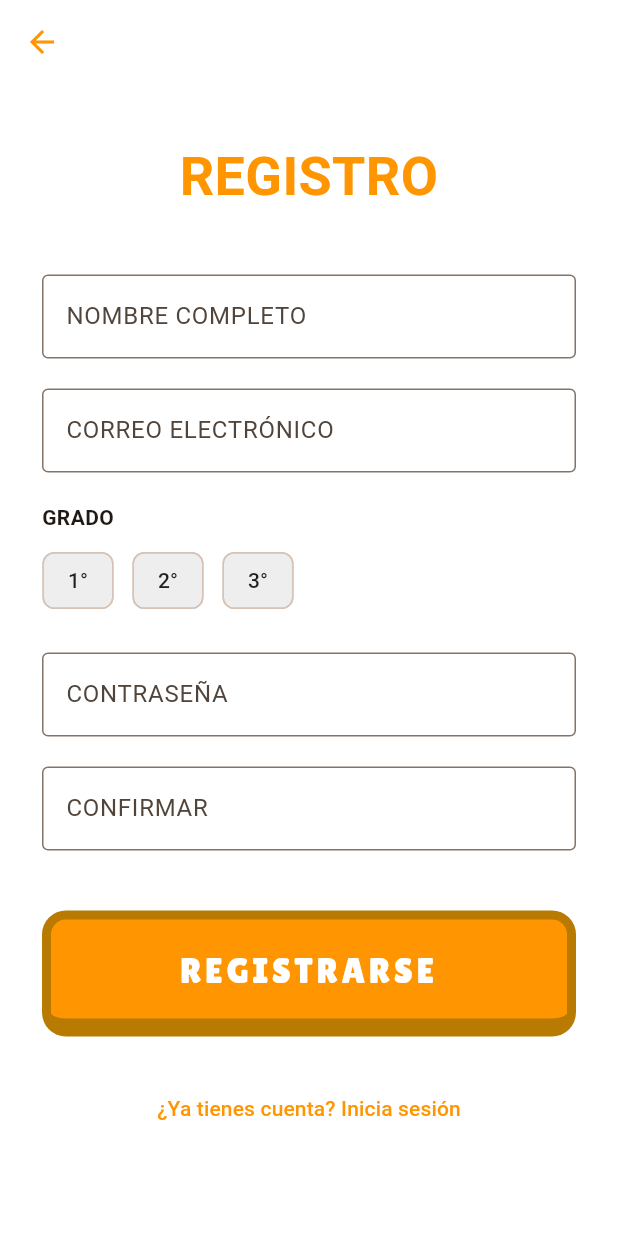
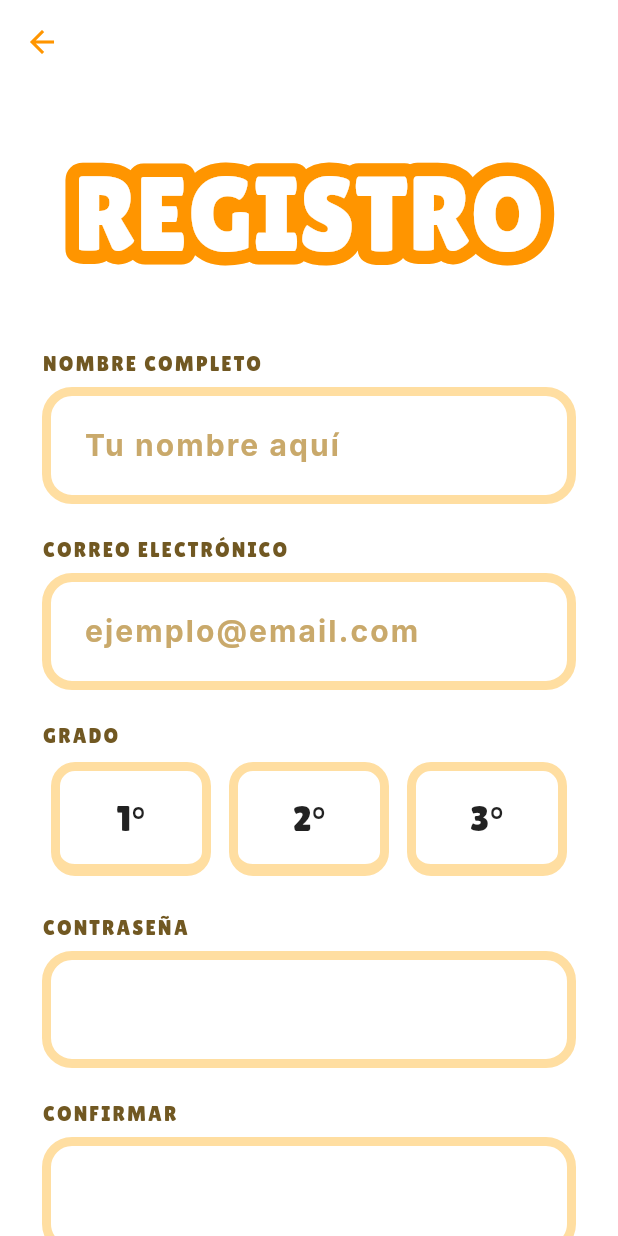
Before and after one commit to Lakypayiui/TT1, a Flutter app: the screen it shows after launch, after a tap on "REGISTRARSE", on a phone screen of 412 x 824 dp. Run offline on Flutter 3.47's test engine with Material 3 defaults, Android fonts, the phone set to English and light mode, and no system bars; our stand-ins replace flutter_markdown, google_fonts, lottie; missing offline and left inert: llamadart.

Commit message:
add custom widgets for registration and welcome screens, enhance button interactions, and improve text form fields

```diff
--- a/chat_v1/lib/screens/register_screen.dart
+++ b/chat_v1/lib/screens/register_screen.dart
@@ -1,4 +1,8 @@
+import 'package:chat_v1/widgets/custom_choice_chip.dart';
+import 'package:chat_v1/widgets/custom_stroked_text.dart';
+import 'package:chat_v1/widgets/custom_text_form_field.dart';
 import 'package:flutter/material.dart';
+import 'package:google_fonts/google_fonts.dart';
 import '../widgets/custom_orange_button.dart';
 
 class RegisterScreen extends StatefulWidget {
@@ -39,89 +43,78 @@ class _RegisterScreenState extends State<RegisterScreen> {
             crossAxisAlignment: CrossAxisAlignment.stretch,
             children: [
               const SizedBox(height: 20),
-              const Text(
-                "REGISTRO",
+              CustomStrokedText(
+                text: "REGISTRO",
+                fontSize: 70,              // puedes bajarlo a 60–65 si se ve muy grande
+                strokeColor: const Color(0xFFFF9500),
+                strokeWidth: 18,           // 16–22 suele verse bien con Lilita One
+                fillColor: Colors.white,
                 textAlign: TextAlign.center,
-                style: TextStyle(
-                  fontSize: 36,
-                  fontWeight: FontWeight.bold,
-                  color: Color(0xFFFF9500),
-                ),
               ),
               const SizedBox(height: 40),
-
-              TextFormField(
+              CustomTextFormField(
                 controller: _nameCtrl,
-                decoration: const InputDecoration(
-                  labelText: "NOMBRE COMPLETO",
-                  hintText: "Tu nombre aquí",
-                  border: OutlineInputBorder(),
-                ),
+                labelText: "Nombre completo",
+                hintText: "Tu nombre aquí",
                 textCapitalization: TextCapitalization.words,
                 validator: (v) => v?.trim().isEmpty ?? true ? "Campo requerido" : null,
               ),
               const SizedBox(height: 20),
 
-              TextFormField(
+              CustomTextFormField(
                 controller: _emailCtrl,
-                decoration: const InputDecoration(
-                  labelText: "CORREO ELECTRÓNICO",
-                  hintText: "ejemplo@email.com",
-                  border: OutlineInputBorder(),
-                ),
+                labelText: "Correo electrónico",
+                hintText: "ejemplo@email.com",
                 keyboardType: TextInputType.emailAddress,
                 validator: (v) {
                   if (v == null || v.isEmpty) return "Campo requerido";
-                  if (!RegExp(r'^[^@]+@[^@]+\.[^@]+').hasMatch(v)) {
-                    return "Correo inválido";
-                  }
+                  if (!RegExp(r'^[^@]+@[^@]+\.[^@]+').hasMatch(v)) return "Correo inválido";
                   return null;
                 },
               ),
               const SizedBox(height: 20),
 
-              const Text("GRADO", style: TextStyle(fontWeight: FontWeight.w600)),
+              Text(
+                "GRADO",
+                style: GoogleFonts.lilitaOne(
+                  fontWeight: FontWeight.normal,
+                  color: const Color(0xFF715822),
+                  fontSize: 14,
+                  letterSpacing: 1.4,
+                ),
+              ),
               const SizedBox(height: 8),
-              Wrap(
-                spacing: 12,
+              Row(
                 children: ["1°", "2°", "3°"].map((grado) {
-                  return ChoiceChip(
-                    label: Text(grado),
-                    selected: _selectedGrade == grado,
-                    selectedColor: const Color(0xFFFF9500),
-                    backgroundColor: Colors.grey.shade200,
-                    labelStyle: TextStyle(
-                      color: _selectedGrade == grado ? Colors.white : Colors.black87,
+                  return Expanded(
+                    child: CustomChoiceChip(
+                      text: grado,
+                      isSelected: _selectedGrade == grado,
+                      onTap: () {
+                        setState(() => _selectedGrade =
+                            _selectedGrade == grado ? null : grado);
+                      },
                     ),
-                    onSelected: (selected) {
-                      setState(() => _selectedGrade = selected ? grado : null);
-                    },
                   );
                 }).toList(),
               ),
               const SizedBox(height: 24),
 
-              TextFormField(
+              CustomTextFormField(
                 controller: _passCtrl,
+                labelText: "Contraseña",
                 obscureText: true,
-                decoration: const InputDecoration(
-                  labelText: "CONTRASEÑA",
-                  border: OutlineInputBorder(),
-                ),
                 validator: (v) => (v?.length ?? 0) < 6 ? "Mínimo 6 caracteres" : null,
               ),
               const SizedBox(height: 20),
 
-              TextFormField(
+              CustomTextFormField(
                 controller: _confirmCtrl,
+                labelText: "Confirmar",
                 obscureText: true,
-                decoration: const InputDecoration(
-                  labelText: "CONFIRMAR",
-                  border: OutlineInputBorder(),
-                ),
                 validator: (v) {
                   if (v == null || v.isEmpty) return "Campo requerido";
-                  if (!_passwordsMatch) return "Las contraseñas no coinciden";
+                  if (v != _passCtrl.text) return "Las contraseñas no coinciden";
                   return null;
                 },
               ),
--- a/chat_v1/lib/screens/welcome_screen.dart
+++ b/chat_v1/lib/screens/welcome_screen.dart
@@ -1,3 +1,4 @@
+import 'package:chat_v1/widgets/custom_stroked_text.dart';
 import 'package:flutter/material.dart';
 import 'package:google_fonts/google_fonts.dart';
 import 'register_screen.dart';
@@ -17,28 +18,13 @@ class WelcomeScreen extends StatelessWidget {
             mainAxisAlignment: MainAxisAlignment.center,
             children: [
               const Spacer(flex: 2),
-              Stack(
-                children: [
-                  // Contorno
-                  Text(
-                    'BIENVENIDO',
-                    style: GoogleFonts.lilitaOne(
-                      fontSize: 60,
-                      foreground: Paint()
-                        ..style = PaintingStyle.stroke
-                        ..strokeWidth = 20
-                        ..color = Color(0xFFFF9500),
-                    ),
-                  ),
-                  // Relleno
-                  Text(
-                    'BIENVENIDO',
-                    style: GoogleFonts.lilitaOne(
-                      fontSize: 60,
-                      color: Colors.white,
-                    ),
-                  ),
-                ],
+              CustomStrokedText(
+                text: "BIENVENIDO",
+                fontSize: 70,              // puedes bajarlo a 60–65 si se ve muy grande
+                strokeColor: const Color(0xFFFF9500),
+                strokeWidth: 18,           // 16–22 suele verse bien con Lilita One
+                fillColor: Colors.white,
+                textAlign: TextAlign.center,
               ),
               const SizedBox(height: 40),
               CustomOrangeButton(
@@ -52,6 +38,7 @@ class WelcomeScreen extends StatelessWidget {
                 fontSize: 36,
                 width: 342,
                 height: 106,
+                padding: EdgeInsets.zero,
               ),
               const SizedBox(height: 20),
               CustomOrangeButton(
@@ -65,6 +52,7 @@ class WelcomeScreen extends StatelessWidget {
                 fontSize: 36,
                 width: 342,
                 height: 106,
+                padding: EdgeInsets.zero,
               ),
               const Spacer(flex: 2),
               Image.asset(
--- /dev/null
+++ b/chat_v1/lib/widgets/custom_choice_chip.dart
@@ -0,0 +1,90 @@
+import 'package:flutter/material.dart';
+import 'package:google_fonts/google_fonts.dart';
+
+class CustomChoiceChip extends StatefulWidget {
+  final String text;
+  final bool isSelected;
+  final VoidCallback onTap;
+
+  const CustomChoiceChip({
+    super.key,
+    required this.text,
+    required this.isSelected,
+    required this.onTap,
+  });
+
+  @override
+  State<CustomChoiceChip> createState() => _CustomChoiceChipState();
+}
+
+class _CustomChoiceChipState extends State<CustomChoiceChip> {
+  bool _isPressed = false;
+  bool _isHover = false;
+
+  @override
+  Widget build(BuildContext context) {
+    final borderColor = widget.isSelected
+        ? const Color(0xFFB87A00)
+        : const Color(0xFFFFDEA1);
+
+    // 👇 movimiento vertical
+    double offsetY = 0;
+    if (_isPressed) {
+      offsetY = 5;
+    } else if (_isHover) {
+      offsetY = -2;
+    }
+
+    // 👇 profundidad
+    double bottomBorder = _isPressed ? 2 : 8;
+
+    return GestureDetector(
+      onTapDown: (_) => setState(() {
+        _isPressed = true;
+        _isHover = false;
+      }),
+      onTapUp: (_) => setState(() {
+        _isPressed = false;
+      }),
+      onTapCancel: () => setState(() {
+        _isPressed = false;
+        _isHover = false;
+      }),
+      onPanStart: (_) => setState(() => _isHover = true),
+      onPanEnd: (_) => setState(() => _isHover = false),
+      onTap: widget.onTap,
+
+      child: AnimatedContainer(
+        duration: const Duration(milliseconds: 100),
+        margin: const EdgeInsets.symmetric(horizontal: 6),
+        transform: Matrix4.translationValues(0, offsetY, 0),
+        padding: const EdgeInsets.symmetric(vertical: 14),
+
+        decoration: BoxDecoration(
+          color: widget.isSelected
+              ? const Color(0xFFFF9500)
+              : Colors.white,
+          borderRadius: BorderRadius.circular(16),
+          border: Border(
+            top: BorderSide(color: borderColor, width: 6),
+            left: BorderSide(color: borderColor, width: 6),
+            right: BorderSide(color: borderColor, width: 6),
+            bottom: BorderSide(color: borderColor, width: bottomBorder),
+          ),
+        ),
+
+        child: Center(
+          child: Text(
+            widget.text,
+            style: GoogleFonts.lilitaOne(
+              color: widget.isSelected
+                  ? Colors.white
+                  : Colors.black87,
+              fontSize: 24,
+            ),
+          ),
+        ),
+      ),
+    );
+  }
+}
--- a/chat_v1/lib/widgets/custom_orange_button.dart
+++ b/chat_v1/lib/widgets/custom_orange_button.dart
@@ -26,6 +26,7 @@ class CustomOrangeButton extends StatefulWidget {
 
 class _CustomOrangeButtonState extends State<CustomOrangeButton> {
   bool _isPressed = false;
+  bool _isHover = false;
 
   @override
   Widget build(BuildContext context) {
@@ -33,30 +34,58 @@ class _CustomOrangeButtonState extends State<CustomOrangeButton> {
     final borderColor = const Color(0xFFB87A00);
     final textColor = Colors.white;
 
+    // 👇 desplazamiento vertical
+    double offsetY = 0;
+    if (_isPressed) {
+      offsetY = 12; // baja cuando se presiona
+    } else if (_isHover) {
+      offsetY = -2; // sube cuando pasas el dedo
+    }
+
+    // 👇 borde inferior dinámico (simula profundidad)
+    double bottomBorder = _isPressed ? 1 : 12;
+
     return GestureDetector(
-      onTapDown: (_) => setState(() => _isPressed = true),
-      onTapUp: (_) => setState(() => _isPressed = false),
-      onTapCancel: () => setState(() => _isPressed = false),
+      onTapDown: (_) => setState(() {
+        _isPressed = true;
+        _isHover = false;
+      }),
+      onTapUp: (_) => setState(() {
+        _isPressed = false;
+      }),
+      onTapCancel: () => setState(() {
+        _isPressed = false;
+        _isHover = false;
+      }),
+
+      // 👇 detecta cuando el dedo entra/sale (drag)
+      onPanStart: (_) => setState(() => _isHover = true),
+      onPanEnd: (_) => setState(() => _isHover = false),
+
       onTap: widget.onPressed,
+
       child: AnimatedContainer(
-        duration: const Duration(milliseconds: 120),
+        duration: const Duration(milliseconds: 100),
+        transform: Matrix4.translationValues(0, offsetY, 0), // 👈 movimiento
         width: widget.width,
         height: widget.height,
         padding: widget.padding,
         decoration: BoxDecoration(
-          color: _isPressed ? bgColor.withOpacity(0.85) : bgColor,
+          color: _isPressed ? bgColor.withOpacity(0.9) : bgColor,
           borderRadius: BorderRadius.circular(16),
           border: Border(
             top: BorderSide(color: borderColor, width: 6),
             left: BorderSide(color: borderColor, width: 6),
             right: BorderSide(color: borderColor, width: 6),
-            bottom: BorderSide(color: borderColor, width: 12),
+            bottom: BorderSide(color: borderColor, width: bottomBorder),
           ),
         ),
-        alignment: Alignment.center, // importante si defines height
+        alignment: Alignment.center,
         child: Text(
           widget.text,
           textAlign: TextAlign.center,
+          maxLines: 2,
+          overflow: TextOverflow.ellipsis,
           style: GoogleFonts.lilitaOne(
             color: textColor,
             fontSize: widget.fontSize,
--- /dev/null
+++ b/chat_v1/lib/widgets/custom_stroked_text.dart
@@ -0,0 +1,59 @@
+import 'package:flutter/material.dart';
+import 'package:google_fonts/google_fonts.dart';
+
+class CustomStrokedText extends StatelessWidget {
+  final String text;
+  final double fontSize;
+  final Color strokeColor;
+  final double strokeWidth;
+  final Color fillColor;
+  final TextAlign? textAlign;
+  final int? maxLines;
+  final TextOverflow? overflow;
+
+  const CustomStrokedText({
+    super.key,
+    required this.text,
+    this.fontSize = 70,
+    this.strokeColor = const Color(0xFFFF9500),
+    this.strokeWidth = 20,
+    this.fillColor = Colors.white,
+    this.textAlign,
+    this.maxLines,
+    this.overflow,
+  });
+
+  @override
+  Widget build(BuildContext context) {
+    return Stack(
+      alignment: Alignment.center,
+      children: [
+        // Contorno (stroke)
+        Text(
+          text,
+          textAlign: textAlign,
+          maxLines: maxLines,
+          overflow: overflow,
+          style: GoogleFonts.lilitaOne(
+            fontSize: fontSize,
+            foreground: Paint()
+              ..style = PaintingStyle.stroke
+              ..strokeWidth = strokeWidth
+              ..color = strokeColor,
+          ),
+        ),
+        // Relleno (fill)
+        Text(
+          text,
+          textAlign: textAlign,
+          maxLines: maxLines,
+          overflow: overflow,
+          style: GoogleFonts.lilitaOne(
+            fontSize: fontSize,
+            color: fillColor,
+          ),
+        ),
+      ],
+    );
+  }
+}
--- /dev/null
+++ b/chat_v1/lib/widgets/custom_text_form_field.dart
@@ -0,0 +1,112 @@
+import 'package:flutter/material.dart';
+import 'package:google_fonts/google_fonts.dart';
+
+class CustomTextFormField extends StatelessWidget {
+  final TextEditingController? controller;
+  final String labelText;
+  final String? hintText;
+  final TextInputType? keyboardType;
+  final TextCapitalization textCapitalization;
+  final FormFieldValidator<String>? validator;
+  final bool obscureText;
+  final Widget? suffixIcon;
+  final FocusNode? focusNode;
+  final ValueChanged<String>? onChanged;
+
+  const CustomTextFormField({
+    super.key,
+    this.controller,
+    required this.labelText,
+    this.hintText,
+    this.keyboardType,
+    this.textCapitalization = TextCapitalization.none,
+    this.validator,
+    this.obscureText = false,
+    this.suffixIcon,
+    this.focusNode,
+    this.onChanged,
+  });
+
+  @override
+  Widget build(BuildContext context) {
+    return Column(
+      crossAxisAlignment: CrossAxisAlignment.start,
+      children: [
+        // Etiqueta superior
+        Text(
+          labelText.toUpperCase(),
+          style: GoogleFonts.lilitaOne(
+            fontWeight: FontWeight.normal,
+            color: const Color(0xFF715822),
+            fontSize: 14,
+            letterSpacing: 1.4,
+          ),
+        ),
+
+        const SizedBox(height: 6),
+
+        // Campo de texto
+        TextFormField(
+          controller: controller,
+          focusNode: focusNode,
+          obscureText: obscureText,
+          keyboardType: keyboardType,
+          textCapitalization: textCapitalization,
+          onChanged: onChanged,
+          validator: validator,
+          style: GoogleFonts.inter(
+            fontWeight: FontWeight.bold,
+            fontSize: 20,
+            letterSpacing: 1.4,
+            color: const Color(0xFF5A3E1B),
+          ),
+          decoration: InputDecoration(
+            hintText: hintText,
+            hintStyle: GoogleFonts.inter(
+              fontWeight: FontWeight.bold,
+              color: const Color(0xFFC9A96B),
+              fontSize: 20,
+              letterSpacing: 1.4,
+            ),
+            contentPadding: const EdgeInsets.symmetric(
+              vertical: 24,
+              horizontal: 24,
+            ),
+            border: OutlineInputBorder(
+              borderRadius: BorderRadius.circular(20),
+            ),
+            enabledBorder: OutlineInputBorder(
+              borderRadius: BorderRadius.circular(20),
+              borderSide: const BorderSide(
+                color: Color(0xFFFFDEA1),
+                width: 6,
+              ),
+            ),
+            focusedBorder: OutlineInputBorder(
+              borderRadius: BorderRadius.circular(20),
+              borderSide: const BorderSide(
+                color: Color(0xFFFF9500),
+                width: 6,
+              ),
+            ),
+            errorBorder: OutlineInputBorder(
+              borderRadius: BorderRadius.circular(20),
+              borderSide: const BorderSide(
+                color: Color(0xFFD32F2F),
+                width: 6,
+              ),
+            ),
+            focusedErrorBorder: OutlineInputBorder(
+              borderRadius: BorderRadius.circular(20),
+              borderSide: const BorderSide(
+                color: Color(0xFFFF5252),
+                width: 6,
+              ),
+            ),
+            suffixIcon: suffixIcon,
+          ),
+        ),
+      ],
+    );
+  }
+}
```
